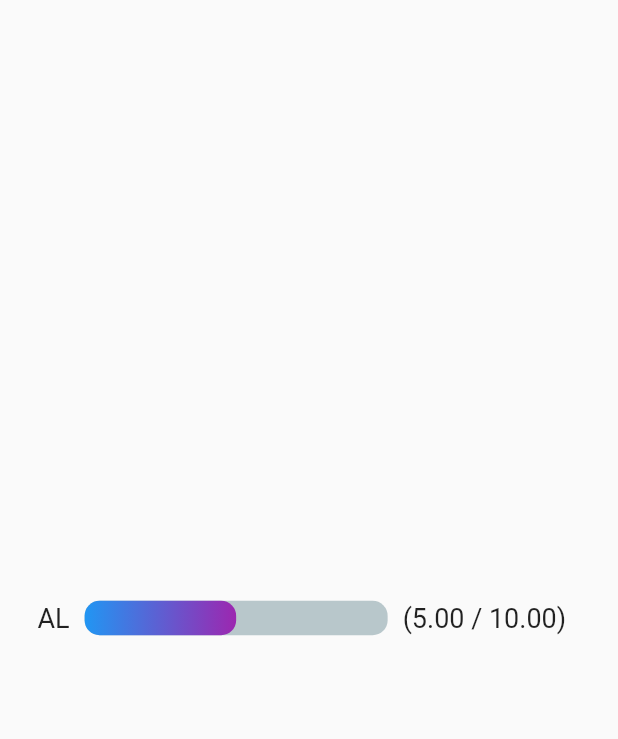
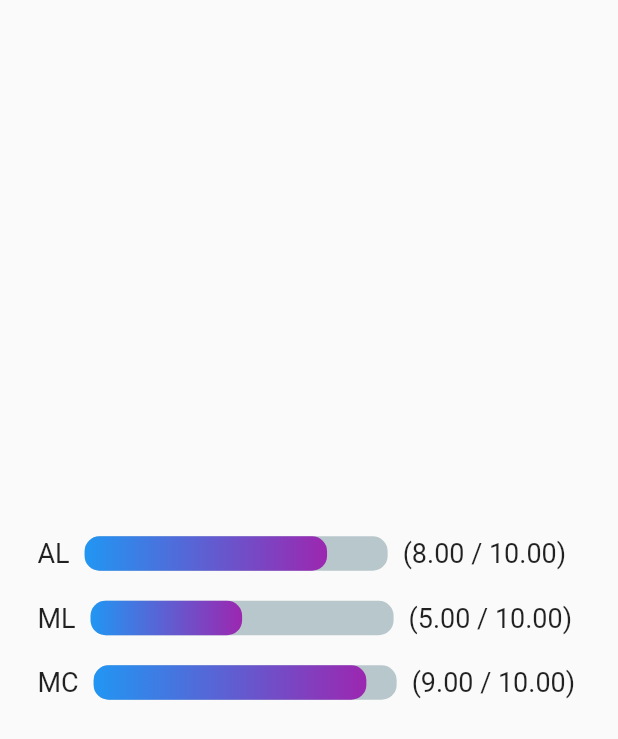
Before and after one commit to Camille-hy/flutter-charts, a Flutter app: the LinearProgressExample screen opened directly, on a phone screen of 412 x 824 dp. Shown: the top 739 px of the screen. Run offline on Flutter 3.47's test engine with Material 2 defaults, Android fonts, the phone set to English and light mode, and no system bars; drawn by our look-alikes of percent_indicator; our stand-ins replace syncfusion_flutter_charts.

```diff
--- a/lib/progress_indicators/linear_progress.dart
+++ b/lib/progress_indicators/linear_progress.dart
@@ -17,13 +17,38 @@ class _LinearProgressExampleState extends State<LinearProgressExample> {
         child: Center(
           child: LayoutBuilder(
             builder: (context, constraints) {
-              return LinearPercentIndicator(
+              return Column(
+                mainAxisAlignment: MainAxisAlignment.center,
+                children: [
+                  LinearPercentIndicator(
+                    width: MediaQuery.of(context).size.width - 190,
+                    lineHeight: 23,
+                    percent: 0.8,
+                    barRadius: Radius.circular(10),
+                    leading: Text(
+                      'AL',
+                      style: TextStyle(
+                        fontSize: 18,
+                      ),
+                    ),
+                    trailing: Text(
+                      '(8.00 / 10.00)',
+                      style: TextStyle(
+                        fontSize: 18,
+                      ),
+                    ),
+                    linearGradient: LinearGradient(
+                      colors: [Colors.blue, Colors.purple],
+                    ),
+                  ),
+                  const SizedBox(height: 20,),
+                  LinearPercentIndicator(
                     width: MediaQuery.of(context).size.width - 190,
                     lineHeight: 23,
                     percent: 0.5,
                     barRadius: Radius.circular(10),
                     leading: Text(
-                  'AL',
+                      'ML',
                       style: TextStyle(
                         fontSize: 18,
                       ),
@@ -37,6 +62,30 @@ class _LinearProgressExampleState extends State<LinearProgressExample> {
                     linearGradient: LinearGradient(
                       colors: [Colors.blue, Colors.purple],
                     ),
+                  ),
+                  const SizedBox(height: 20,),
+                  LinearPercentIndicator(
+                    width: MediaQuery.of(context).size.width - 190,
+                    lineHeight: 23,
+                    percent: 0.9,
+                    barRadius: Radius.circular(10),
+                    leading: Text(
+                      'MC',
+                      style: TextStyle(
+                        fontSize: 18,
+                      ),
+                    ),
+                    trailing: Text(
+                      '(9.00 / 10.00)',
+                      style: TextStyle(
+                        fontSize: 18,
+                      ),
+                    ),
+                    linearGradient: LinearGradient(
+                      colors: [Colors.blue, Colors.purple],
+                    ),
+                  ),
+                ],
               );
             },
           ),
```
Also changed, not shown: lib/chart_data.dart (+4 -4 lines), lib/charts/column_chart.dart (+33 -12 lines). Lines whose indentation alone changed are shown as unchanged.
